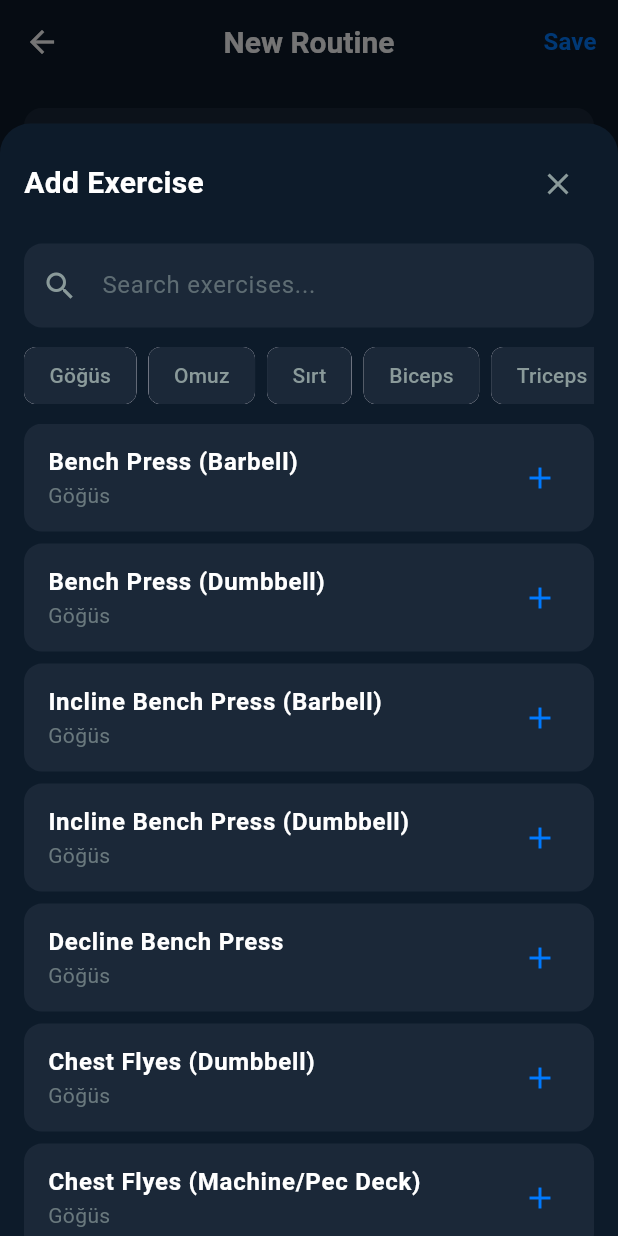
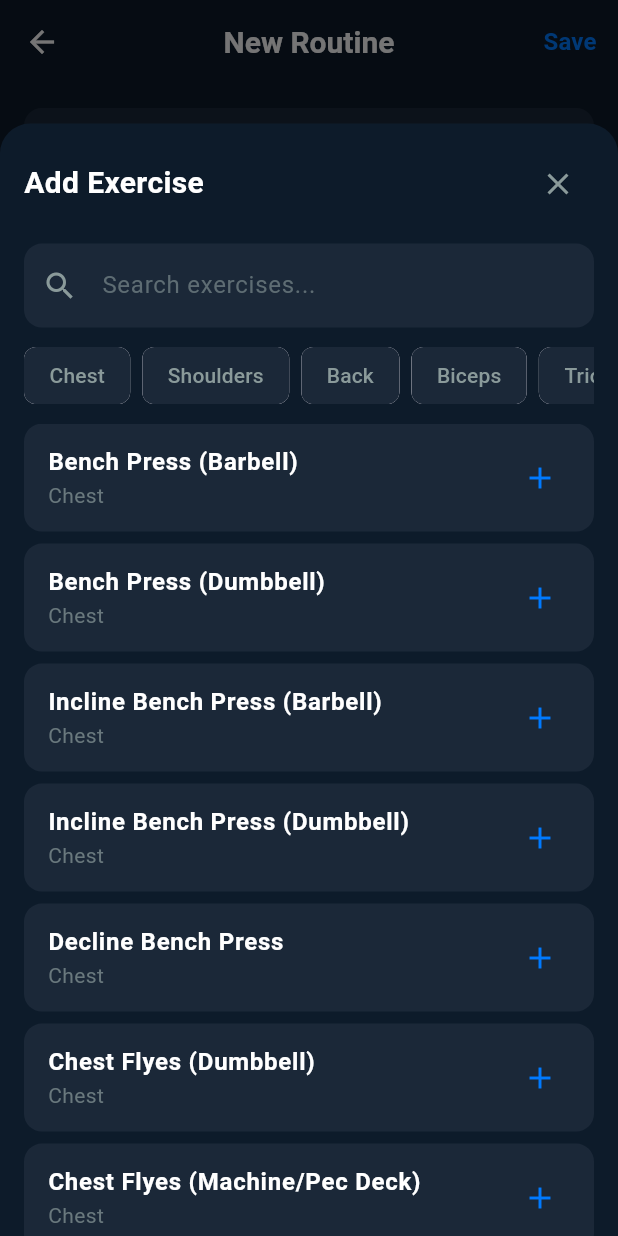
Before and after one commit to lightM3/Gains-Gym-Tracker-App, a Flutter app: the WorkoutEditPage screen opened directly, after a tap on "Add", on a phone screen of 412 x 824 dp. Run offline on Flutter 3.47's test engine with Material 3 defaults, Android fonts, the phone set to English and light mode, and no system bars; our stand-ins replace cloud_firestore, firebase_auth, firebase_core, flutter_local_notifications, flutter_riverpod, flutter_timezone and 3 more; accounts and stored records are empty; network calls fail.

Commit message:
Update latest fixes

```diff
--- a/lib/main.dart
+++ b/lib/main.dart
@@ -10,7 +10,7 @@ import 'package:gains/screens/auth/login_screen.dart';
 import 'package:gains/providers/auth_provider.dart';
 import 'package:gains/services/notification_service.dart';
 
-// Uygulama başlangıç noktası
+// Uygulama başlangıcı
 void main() async {
   WidgetsFlutterBinding.ensureInitialized();
   await Firebase.initializeApp();
--- a/lib/models/workout_models.dart
+++ b/lib/models/workout_models.dart
@@ -14,23 +14,23 @@ enum MuscleGroup {
   String get displayName {
     switch (this) {
       case MuscleGroup.chest:
-        return 'Göğüs';
+        return 'Chest';
       case MuscleGroup.shoulders:
-        return 'Omuz';
+        return 'Shoulders';
       case MuscleGroup.back:
-        return 'Sırt';
+        return 'Back';
       case MuscleGroup.biceps:
         return 'Biceps';
       case MuscleGroup.triceps:
         return 'Triceps';
       case MuscleGroup.legs:
-        return 'Bacak';
+        return 'Legs';
       case MuscleGroup.abs:
-        return 'Karın';
+        return 'Abs';
       case MuscleGroup.cardio:
-        return 'Kardio';
+        return 'Cardio';
       case MuscleGroup.other:
-        return 'Diğer';
+        return 'Other';
     }
   }
 }
--- a/lib/providers/analytics_provider.dart
+++ b/lib/providers/analytics_provider.dart
@@ -115,14 +115,10 @@ final heatMapDataProvider = FutureProvider.autoDispose<Map<DateTime, double>>((
       ratio = session.completedExercises / session.totalExercises;
       if (ratio > 1.0) ratio = 1.0;
     } else {
-      // Eski verilerde totalExercises 0 olabilir, setlere bakarak yedek işlem yapma
-      // Ancak şu an için 1.0 kabul etme (tamamlandıysa tamamdır)
-      // Veya 0.0 kabul etme.
-      // Varsayılan olarak tamamlanan oturum ise %100 varsayma, motive edici olsun.
       ratio = 1.0;
     }
 
-    // O gün için daha yüksek bir oran varsa onu tutma (günde birden fazla antrenman)
+    // O gün için daha yüksek bir oran varsa onu tutma
     if (!heatMap.containsKey(date) || ratio > heatMap[date]!) {
       heatMap[date] = ratio;
     }
--- a/lib/screens/analytics/body_fat_calculator_dialog.dart
+++ b/lib/screens/analytics/body_fat_calculator_dialog.dart
@@ -57,7 +57,7 @@ class _BodyFatCalculatorDialogState extends State<BodyFatCalculatorDialog> {
 
       double bodyFat;
 
-      // ABD Donanması metoduna göre yağ oranı hesaplama
+      // Yağ oranı hesaplama
       if (_gender == 'male') {
         bodyFat =
             495 /
--- a/lib/screens/analytics/personal_records_page.dart
+++ b/lib/screens/analytics/personal_records_page.dart
@@ -4,7 +4,7 @@ import 'package:gains/utils/app_colors.dart';
 import 'package:gains/providers/analytics_provider.dart';
 import 'package:intl/intl.dart';
 
-// Kişisel rekorlar sayfası
+// PR sayfası
 class PersonalRecordsPage extends ConsumerWidget {
   const PersonalRecordsPage({super.key});
 
--- a/lib/screens/auth/welcome_screen.dart
+++ b/lib/screens/auth/welcome_screen.dart
@@ -1,7 +1,6 @@
 import 'package:flutter/material.dart';
 import 'package:gains/utils/app_colors.dart';
 
-// Karşılama ekranı widget'ı
 class WelcomePage extends StatelessWidget {
   const WelcomePage({super.key});
   @override
--- a/lib/screens/workout/workout_edit_page.dart
+++ b/lib/screens/workout/workout_edit_page.dart
@@ -401,7 +401,7 @@ class _WorkoutEditPageState extends ConsumerState<WorkoutEditPage> {
     );
   }
 
-  // Egzersiz seçici (BottomSheet) gösterme
+  // Egzersiz seçici
   void _showExerciseSelector(List<Exercise> allExercises) {
     showModalBottomSheet(
       context: context,
--- a/lib/services/auth_service.dart
+++ b/lib/services/auth_service.dart
@@ -130,7 +130,7 @@ class AuthService {
     }
   }
 
-  // Yeniden kimlik doğrulama (Hassas işlemler için)
+  // Yeniden kimlik doğrulama
   Future<void> reauthenticate(String email, String password) async {
     try {
       final user = _auth.currentUser;
--- a/lib/services/notification_service.dart
+++ b/lib/services/notification_service.dart
@@ -191,7 +191,7 @@ class NotificationService {
     }
   }
 
-  // Streak hatırlatıcısını planlama
+  // Streak hatırlatıcısı
   Future<void> scheduleStreakReminder() async {
     await scheduleDailyNotification(
       id: 0,
@@ -201,7 +201,7 @@ class NotificationService {
     );
   }
 
-  // Haftalık tekrarlı bildirim planlama
+  // Haftalık bildirim
   Future<void> scheduleWeeklyNotification({
     required int id,
     required String title,
@@ -260,12 +260,11 @@ class NotificationService {
 
   // Haftalık kilo takibi hatırlatıcısını planlama
   Future<void> scheduleWeeklyWeightReminder() async {
-    // Pazartesi sabah 9:00 için planlama
     await scheduleWeeklyNotification(
-      id: 100, // Kilo hatırlatıcısı için ID
+      id: 100,
       title: '⚖️ Kilo Takibi Zamanı!',
       body: 'Haftalık kilonu güncelleyerek gelişimini takip et.',
-      weekday: 1, // Pazartesi
+      weekday: 1,
       time: const TimeOfDay(hour: 9, minute: 0),
     );
   }
--- a/lib/utils/app_theme.dart
+++ b/lib/utils/app_theme.dart
@@ -2,7 +2,7 @@ import 'package:flutter/material.dart';
 import 'package:google_fonts/google_fonts.dart';
 import 'app_colors.dart';
 
-// Uygulama teması yapılandırması
+// Uygulama genel teması
 class AppTheme {
   static ThemeData get darkTheme {
     return ThemeData(
```
Also changed, not shown: lib/services/database_service.dart (+8 -9 lines).
